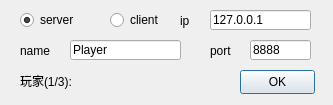
This is ServerClientDialog.ui in XCI9/CardGame as Qt 5 draws it before an edit. The edited form follows.
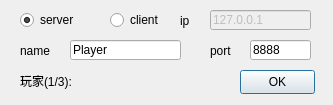
This is the edited form.

Diff of the .ui file:
```diff
--- a/ServerClientDialog.ui
+++ b/ServerClientDialog.ui
@@ -82,6 +82,9 @@
    </property>
   </widget>
   <widget class="QLineEdit" name="ip">
+   <property name="enabled">
+    <bool>false</bool>
+   </property>
    <property name="geometry">
     <rect>
      <x>210</x>
```
Left out of the diff: 2 changed lines with no effect on the pictures.
